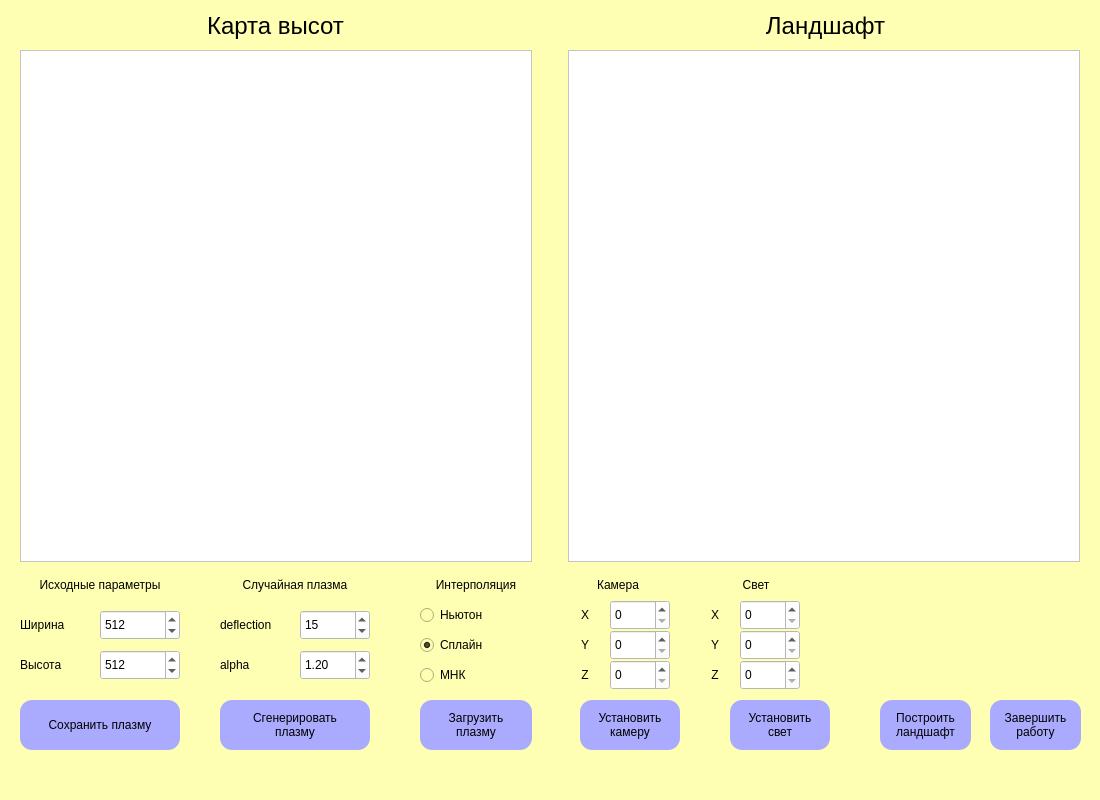
Above: src/mainwindow.ui from DaniilGGuY/CG_course before the change. Below: the same form after it.
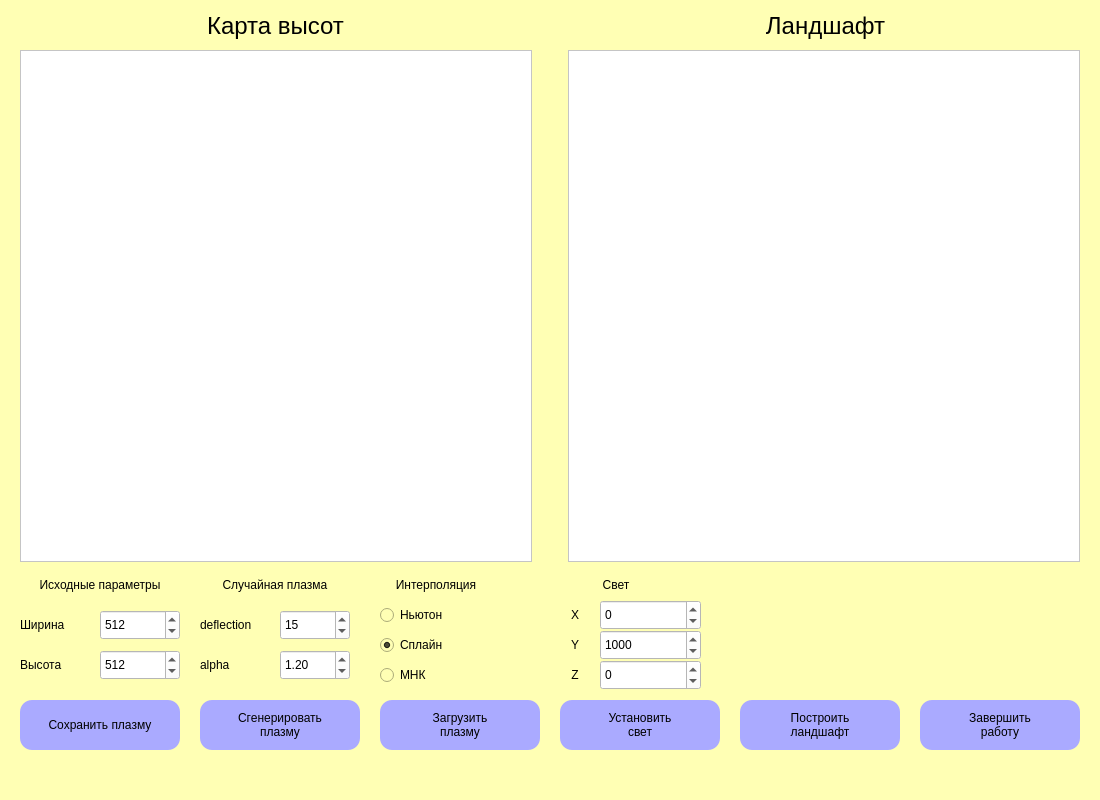
That is the form after the change.

The edit to the form file:
```diff
--- a/src/mainwindow.ui
+++ b/src/mainwindow.ui
@@ -88,7 +88,7 @@
    <widget class="QRadioButton" name="newtonRadio">
     <property name="geometry">
      <rect>
-      <x>420</x>
+      <x>380</x>
       <y>600</y>
       <width>112</width>
       <height>30</height>
@@ -101,7 +101,7 @@
    <widget class="QRadioButton" name="splineRadio">
     <property name="geometry">
      <rect>
-      <x>420</x>
+      <x>380</x>
       <y>630</y>
       <width>112</width>
       <height>30</height>
@@ -117,7 +117,7 @@
    <widget class="QRadioButton" name="squaresRadio">
     <property name="geometry">
      <rect>
-      <x>420</x>
+      <x>380</x>
       <y>660</y>
       <width>112</width>
       <height>30</height>
@@ -156,9 +156,9 @@
    <widget class="QPushButton" name="loadPlasmaButton">
     <property name="geometry">
      <rect>
-      <x>420</x>
+      <x>380</x>
       <y>700</y>
-      <width>112</width>
+      <width>160</width>
       <height>50</height>
      </rect>
     </property>
@@ -253,7 +253,7 @@
    <widget class="QLabel" name="label_9">
     <property name="geometry">
      <rect>
-      <x>220</x>
+      <x>200</x>
       <y>570</y>
       <width>150</width>
       <height>30</height>
@@ -269,9 +269,9 @@
    <widget class="QPushButton" name="generateButton">
     <property name="geometry">
      <rect>
-      <x>220</x>
+      <x>200</x>
       <y>700</y>
-      <width>150</width>
+      <width>160</width>
       <height>50</height>
      </rect>
     </property>
@@ -288,7 +288,7 @@
    <widget class="QLabel" name="label_2">
     <property name="geometry">
      <rect>
-      <x>220</x>
+      <x>200</x>
       <y>650</y>
       <width>70</width>
       <height>30</height>
@@ -301,7 +301,7 @@
    <widget class="QDoubleSpinBox" name="alphaSpin">
     <property name="geometry">
      <rect>
-      <x>300</x>
+      <x>280</x>
       <y>650</y>
       <width>70</width>
       <height>30</height>
@@ -320,7 +320,7 @@
    <widget class="QSpinBox" name="deflectionSpin">
     <property name="geometry">
      <rect>
-      <x>300</x>
+      <x>280</x>
       <y>610</y>
       <width>70</width>
       <height>30</height>
@@ -342,7 +342,7 @@
    <widget class="QLabel" name="label">
     <property name="geometry">
      <rect>
-      <x>220</x>
+      <x>200</x>
       <y>610</y>
       <width>70</width>
       <height>30</height>
@@ -355,7 +355,7 @@
    <widget class="QLabel" name="label_5">
     <property name="geometry">
      <rect>
-      <x>420</x>
+      <x>380</x>
       <y>570</y>
       <width>112</width>
       <height>30</height>
@@ -368,26 +368,10 @@
      <set>Qt::AlignmentFlag::AlignCenter</set>
     </property>
    </widget>
-   <widget class="QLabel" name="label_10">
-    <property name="geometry">
-     <rect>
-      <x>568</x>
-      <y>570</y>
-      <width>100</width>
-      <height>30</height>
-     </rect>
-    </property>
-    <property name="text">
-     <string>Камера</string>
-    </property>
-    <property name="alignment">
-     <set>Qt::AlignmentFlag::AlignCenter</set>
-    </property>
-   </widget>
    <widget class="QLabel" name="label_11">
     <property name="geometry">
      <rect>
-      <x>700</x>
+      <x>560</x>
       <y>570</y>
       <width>112</width>
       <height>30</height>
@@ -400,125 +384,10 @@
      <set>Qt::AlignmentFlag::AlignCenter</set>
     </property>
    </widget>
-   <widget class="QLabel" name="label_12">
-    <property name="geometry">
-     <rect>
-      <x>570</x>
-      <y>600</y>
-      <width>30</width>
-      <height>30</height>
-     </rect>
-    </property>
-    <property name="text">
-     <string>X</string>
-    </property>
-    <property name="alignment">
-     <set>Qt::AlignmentFlag::AlignCenter</set>
-    </property>
-   </widget>
-   <widget class="QSpinBox" name="spinBox">
-    <property name="geometry">
-     <rect>
-      <x>610</x>
-      <y>600</y>
-      <width>60</width>
-      <height>30</height>
-     </rect>
-    </property>
-    <property name="styleSheet">
-     <string notr="true">background-color: rgb(255, 255, 255);</string>
-    </property>
-    <property name="maximum">
-     <number>1000</number>
-    </property>
-   </widget>
-   <widget class="QSpinBox" name="spinBox_2">
-    <property name="geometry">
-     <rect>
-      <x>610</x>
-      <y>630</y>
-      <width>60</width>
-      <height>30</height>
-     </rect>
-    </property>
-    <property name="styleSheet">
-     <string notr="true">background-color: rgb(255, 255, 255);</string>
-    </property>
-    <property name="maximum">
-     <number>1000</number>
-    </property>
-   </widget>
-   <widget class="QLabel" name="label_13">
-    <property name="geometry">
-     <rect>
-      <x>570</x>
-      <y>630</y>
-      <width>30</width>
-      <height>30</height>
-     </rect>
-    </property>
-    <property name="text">
-     <string>Y</string>
-    </property>
-    <property name="alignment">
-     <set>Qt::AlignmentFlag::AlignCenter</set>
-    </property>
-   </widget>
-   <widget class="QSpinBox" name="spinBox_3">
-    <property name="geometry">
-     <rect>
-      <x>610</x>
-      <y>660</y>
-      <width>60</width>
-      <height>30</height>
-     </rect>
-    </property>
-    <property name="styleSheet">
-     <string notr="true">background-color: rgb(255, 255, 255);</string>
-    </property>
-    <property name="maximum">
-     <number>1000</number>
-    </property>
-   </widget>
-   <widget class="QLabel" name="label_14">
-    <property name="geometry">
-     <rect>
-      <x>570</x>
-      <y>660</y>
-      <width>30</width>
-      <height>30</height>
-     </rect>
-    </property>
-    <property name="text">
-     <string>Z</string>
-    </property>
-    <property name="alignment">
-     <set>Qt::AlignmentFlag::AlignCenter</set>
-    </property>
-   </widget>
-   <widget class="QPushButton" name="loadPlasmaButton_2">
-    <property name="geometry">
-     <rect>
-      <x>580</x>
-      <y>700</y>
-      <width>100</width>
-      <height>50</height>
-     </rect>
-    </property>
-    <property name="styleSheet">
-     <string notr="true">border-radius: 12px;
-color: black;
-background-color: rgb(170, 170, 255);</string>
-    </property>
-    <property name="text">
-     <string>Установить 
-камеру</string>
-    </property>
-   </widget>
    <widget class="QLabel" name="label_15">
     <property name="geometry">
      <rect>
-      <x>700</x>
+      <x>560</x>
       <y>660</y>
       <width>30</width>
       <height>30</height>
@@ -534,25 +403,31 @@
    <widget class="QSpinBox" name="spinBox_4">
     <property name="geometry">
      <rect>
-      <x>740</x>
+      <x>600</x>
       <y>660</y>
-      <width>60</width>
+      <width>101</width>
       <height>30</height>
      </rect>
     </property>
     <property name="styleSheet">
      <string notr="true">background-color: rgb(255, 255, 255);</string>
     </property>
+    <property name="minimum">
+     <number>-100000</number>
+    </property>
     <property name="maximum">
-     <number>1000</number>
+     <number>100000</number>
+    </property>
+    <property name="value">
+     <number>0</number>
     </property>
    </widget>
    <widget class="QPushButton" name="loadPlasmaButton_3">
     <property name="geometry">
      <rect>
-      <x>730</x>
+      <x>560</x>
       <y>700</y>
-      <width>100</width>
+      <width>160</width>
       <height>50</height>
      </rect>
     </property>
@@ -569,39 +444,51 @@
    <widget class="QSpinBox" name="spinBox_5">
     <property name="geometry">
      <rect>
-      <x>740</x>
+      <x>600</x>
       <y>600</y>
-      <width>60</width>
+      <width>101</width>
       <height>30</height>
      </rect>
     </property>
     <property name="styleSheet">
      <string notr="true">background-color: rgb(255, 255, 255);</string>
     </property>
+    <property name="minimum">
+     <number>-100000</number>
+    </property>
     <property name="maximum">
-     <number>1000</number>
+     <number>100000</number>
+    </property>
+    <property name="value">
+     <number>0</number>
     </property>
    </widget>
    <widget class="QSpinBox" name="spinBox_6">
     <property name="geometry">
      <rect>
-      <x>740</x>
+      <x>600</x>
       <y>630</y>
-      <width>60</width>
+      <width>101</width>
       <height>30</height>
      </rect>
     </property>
     <property name="styleSheet">
      <string notr="true">background-color: rgb(255, 255, 255);</string>
     </property>
+    <property name="minimum">
+     <number>-100000</number>
+    </property>
     <property name="maximum">
+     <number>100000</number>
+    </property>
+    <property name="value">
      <number>1000</number>
     </property>
    </widget>
    <widget class="QLabel" name="label_16">
     <property name="geometry">
      <rect>
-      <x>700</x>
+      <x>560</x>
       <y>600</y>
       <width>30</width>
       <height>30</height>
@@ -617,7 +504,7 @@
    <widget class="QLabel" name="label_17">
     <property name="geometry">
      <rect>
-      <x>700</x>
+      <x>560</x>
       <y>630</y>
       <width>30</width>
       <height>30</height>
@@ -633,9 +520,9 @@
    <widget class="QPushButton" name="savePlasmaButton_2">
     <property name="geometry">
      <rect>
-      <x>880</x>
+      <x>740</x>
       <y>700</y>
-      <width>91</width>
+      <width>160</width>
       <height>50</height>
      </rect>
     </property>
@@ -652,9 +539,9 @@
    <widget class="QPushButton" name="savePlasmaButton_3">
     <property name="geometry">
      <rect>
-      <x>990</x>
+      <x>920</x>
       <y>700</y>
-      <width>91</width>
+      <width>160</width>
       <height>50</height>
      </rect>
     </property>
```
Left out of the diff: 10 changed lines with no effect on the pictures.
